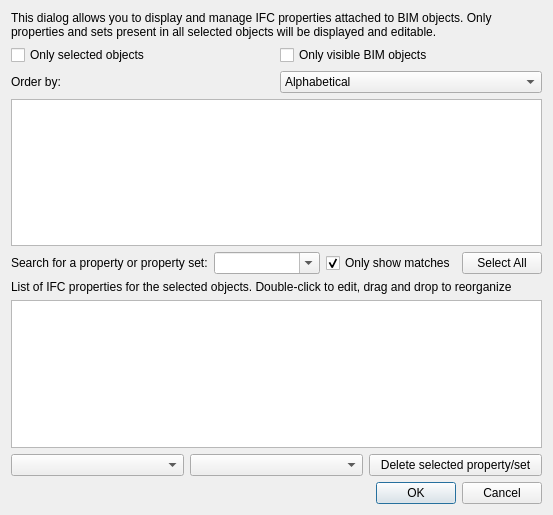
Qt form dialogIfcProperties.ui (yorikvanhavre/BIM_Workbench) before a commit.
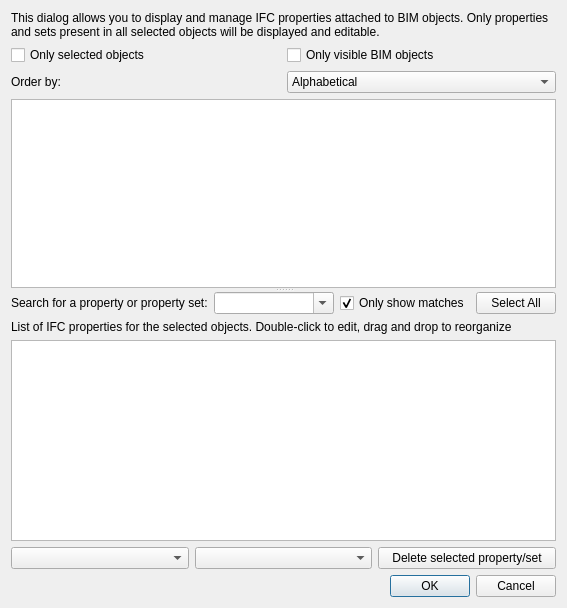
The same form after that commit. Icons and pictures are not drawn.

Commit message: Fixed IfcProperties and Classification tools

The edit to the form file:
```diff
--- a/dialogIfcProperties.ui
+++ b/dialogIfcProperties.ui
@@ -6,8 +6,8 @@
    <rect>
     <x>0</x>
     <y>0</y>
-    <width>553</width>
-    <height>515</height>
+    <width>567</width>
+    <height>608</height>
    </rect>
   </property>
   <property name="windowTitle">
@@ -83,6 +83,13 @@
     </layout>
    </item>
    <item>
+    <widget class="QSplitter" name="splitter">
+     <property name="orientation">
+      <enum>Qt::Vertical</enum>
+     </property>
+     <widget class="QWidget" name="widget_2" native="true">
+      <layout class="QVBoxLayout" name="verticalLayout_3">
+       <item>
     <widget class="QTreeView" name="tree">
      <property name="editTriggers">
       <set>QAbstractItemView::NoEditTriggers</set>
@@ -92,6 +99,10 @@
      </property>
     </widget>
    </item>
+      </layout>
+     </widget>
+     <widget class="QWidget" name="widget" native="true">
+      <layout class="QVBoxLayout" name="verticalLayout_2">
    <item>
     <layout class="QHBoxLayout" name="horizontalLayout_3">
      <item>
@@ -145,6 +156,10 @@
    </item>
    <item>
     <widget class="QTreeView" name="treeProperties"/>
+       </item>
+      </layout>
+     </widget>
+    </widget>
    </item>
    <item>
     <layout class="QHBoxLayout" name="horizontalLayout_5">
```
Lines whose indentation alone changed are shown as unchanged. The commit also changes 5 other files.
